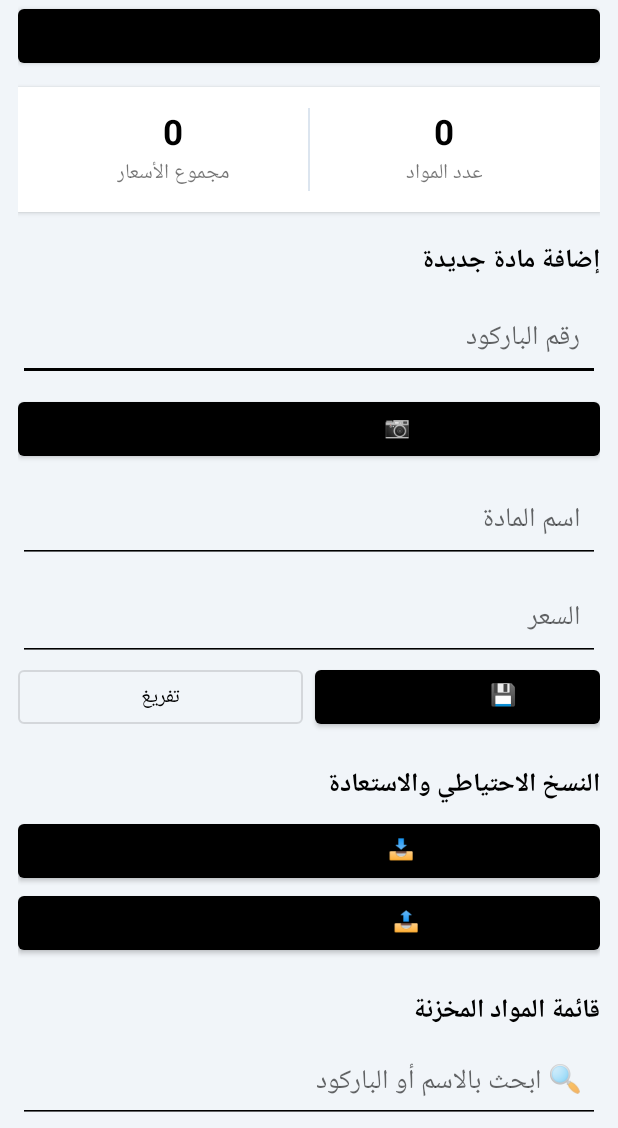
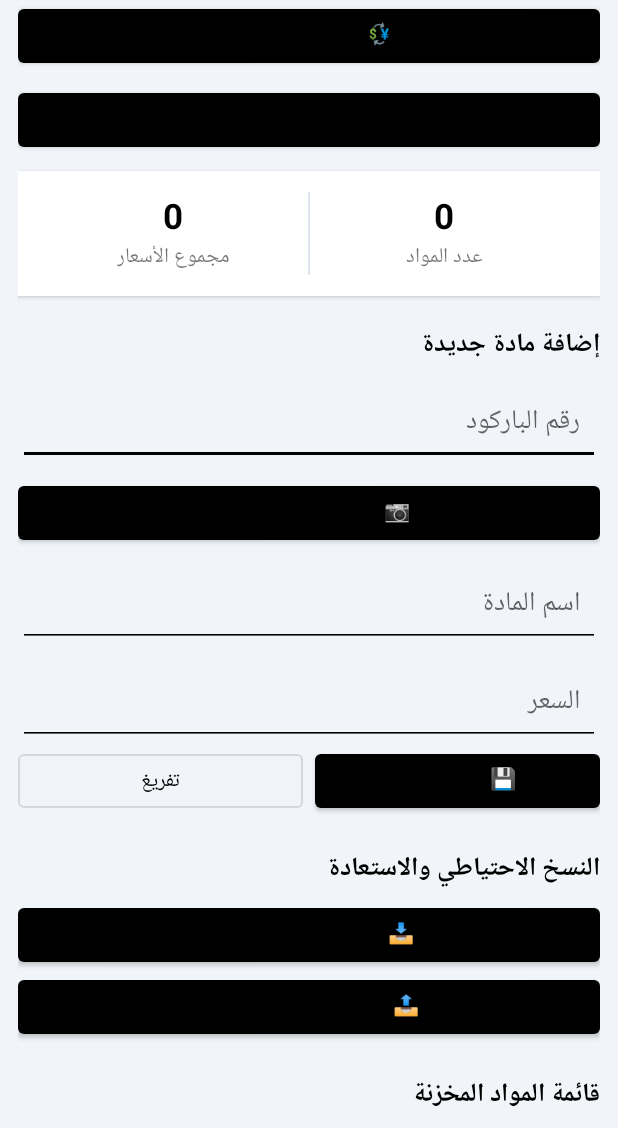
Before and after one commit to khaldonshhab/Kh, an Android app: the screen it shows after launch (MainActivity), on a phone screen of 412 x 824 dp, the part 108-1236 px from its top. Run offline under Robolectric (Android 15) with nearby library versions, the phone set to English and light mode, and no system bars.

Commit message:
Add exchange-rate screen button

```diff
--- a/MiniMarketNative/app/src/main/res/layout/activity_main.xml
+++ b/MiniMarketNative/app/src/main/res/layout/activity_main.xml
@@ -20,6 +20,13 @@
             android:textStyle="bold"
             android:gravity="center"
             android:padding="12dp" />
+
+        <Button
+            android:id="@+id/exchangeRateButton"
+            android:layout_width="match_parent"
+            android:layout_height="wrap_content"
+            android:text="💱 سعر الصرف اليوم"
+            android:layout_marginBottom="8dp" />
 
         <Button
             android:id="@+id/priceLookupButton"
```
